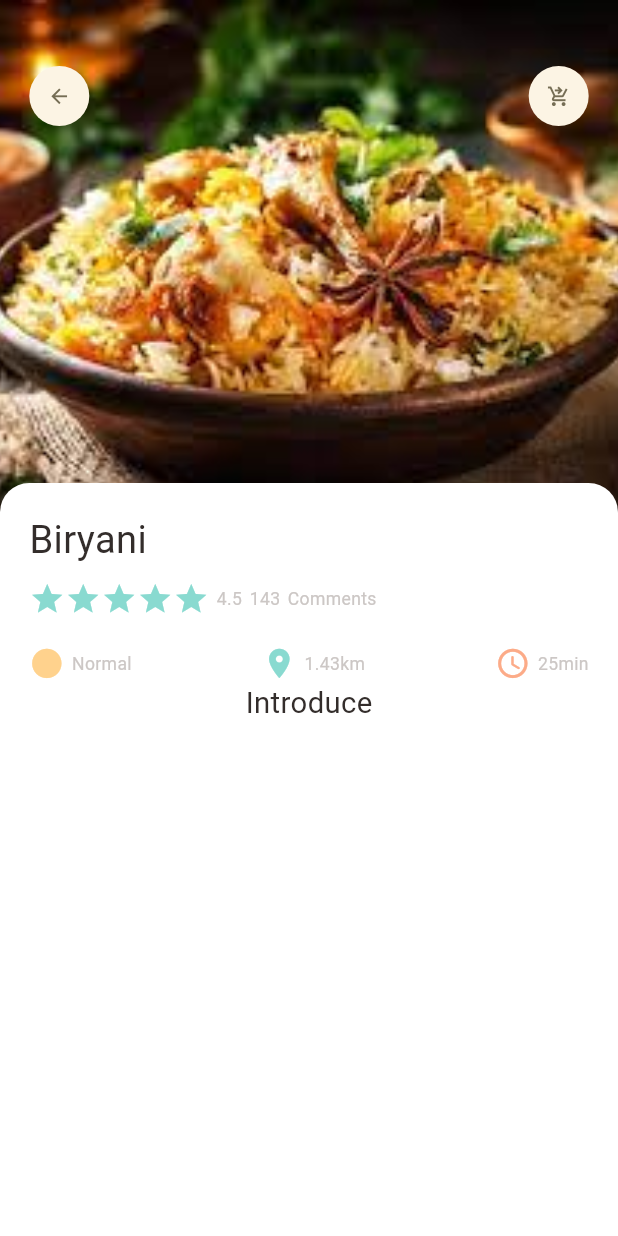
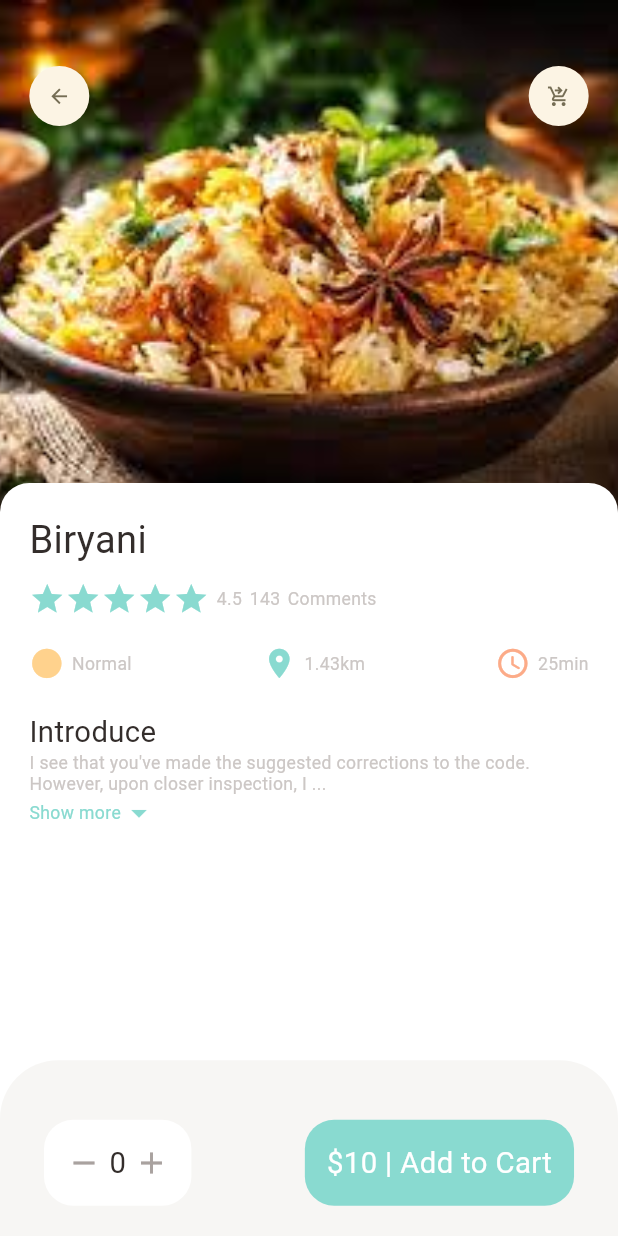
Before and after one commit to Sush308/food_delivery_app, a Flutter app: the screen it shows after launch, on a phone screen of 412 x 824 dp. Run offline on Flutter 3.47's test engine with Material 3 defaults, Android fonts, the phone set to English and light mode, and no system bars; our stand-ins replace dots_indicator, get.

Commit message:
expandable_text_widget.dart added...

```diff
--- a/lib/pages/food/popular_food_details.dart
+++ b/lib/pages/food/popular_food_details.dart
@@ -3,6 +3,7 @@ import 'package:flutter/material.dart';
 import 'package:food_delivery_app/utils/dimensions.dart';
 import 'package:food_delivery_app/widgets/app_column.dart';
 import 'package:food_delivery_app/widgets/app_icon.dart';
+import 'package:food_delivery_app/widgets/expandable_text_widget.dart';
 
 import '../../utils/colors.dart';
 import '../../widgets/big_text.dart';
@@ -14,9 +15,13 @@ class PopularFoodDetail extends StatelessWidget {
 
   @override
   Widget build(BuildContext context) {
+    print("Screen height " + MediaQuery.of(context).size.height.toString());
+    // print("Current height is " + MediaQuery.of(context).size.height.toString());
     return Scaffold(
+      backgroundColor: Colors.white,
       body: Stack(
         children: [
+          //background image
           Positioned(
               left: 0,
               right: 0,
@@ -30,6 +35,7 @@ class PopularFoodDetail extends StatelessWidget {
                   ),
                 ),
               )),
+          //icon widget
           Positioned(
               top: Dimensions.height45,
               left: Dimensions.width20,
@@ -41,30 +47,103 @@ class PopularFoodDetail extends StatelessWidget {
                   AppIcon(icon: Icons.shopping_cart_checkout_outlined),
                 ],
               )),
+          //introduction of food
           Positioned(
               left: 0,
               right: 0,
               top: Dimensions.popularFoodImgSize - 20,
               bottom: 0,
               child: Container(
-                padding: EdgeInsets.only(left: Dimensions.width20,
-                right: Dimensions.width20, top: Dimensions.height20),
+                  padding: EdgeInsets.only(
+                      left: Dimensions.width20,
+                      right: Dimensions.width20,
+                      top: Dimensions.height20),
                   decoration: BoxDecoration(
                     borderRadius: BorderRadius.only(
                       topRight: Radius.circular(Dimensions.radius20),
-                    topLeft:Radius.circular(Dimensions.radius20),
-
+                      topLeft: Radius.circular(Dimensions.radius20),
                     ),
                     color: Colors.white,
                   ),
-                  child:  Column(
+                  child: Column(
+                    crossAxisAlignment: CrossAxisAlignment.start,
                     children: [
-                      AppColumn(text: "Biryani",),
-                      BigText(text: "Introduce")
+                      AppColumn(
+                        text: "Biryani",
+                      ),
+                      SizedBox(
+                        height: Dimensions.height20,
+                      ),
+                      BigText(text: "Introduce"),
+                      //xpandableTextWidget(text: "Sushil")
+                      ExpandableTextWidget(text: "I see that you've made the suggested corrections to the code. However, upon closer inspection, I noticed that there is still a small issue. The calculation of secondHalf in the initState method has an off-by-one error.")
                     ],
+                  ))),
+        ],
+      ),
+      bottomNavigationBar: Container(
+        height: Dimensions.bottomHeightBar,
+        padding: EdgeInsets.only(
+            left: Dimensions.width30,
+            right: Dimensions.width30,
+            top: Dimensions.height20),
+        decoration: BoxDecoration(
+          borderRadius: BorderRadius.only(
+            topRight: Radius.circular(Dimensions.radius20 * 2),
+            topLeft: Radius.circular(Dimensions.radius20 * 2),
+          ),
+          color: AppColors.buttonBackgroundColor,
+        ),
+        child: Row(
+          mainAxisAlignment: MainAxisAlignment.spaceBetween,
+          children: [
+            Container(
+              padding: EdgeInsets.only(
+                  top: Dimensions.height15,
+                  bottom: Dimensions.height15,
+                  right: Dimensions.width15,
+                  left: Dimensions.width15),
+              decoration: BoxDecoration(
+                borderRadius: BorderRadius.circular(Dimensions.radius20),
+                color: Colors.white,
+              ),
+              child: Row(
+                children: [
+                  Icon(
+                    Icons.remove,
+                    color: AppColors.signColor,
+                  ),
+                  SizedBox(
+                    width: Dimensions.width10 / 2,
+                  ),
+                  BigText(text: "0"),
+                  SizedBox(
+                    width: Dimensions.width10 / 2,
+                  ),
+                  Icon(
+                    Icons.add,
+                    color: AppColors.signColor,
+                  ),
+                ],
+              ),
+            ),
+            Container(
+              padding: EdgeInsets.only(
+                  top: Dimensions.height15,
+                  bottom: Dimensions.height15,
+                  right: Dimensions.width15,
+                  left: Dimensions.width15),
+              child: BigText(
+                text: "\$10 | Add to Cart",
+                color: Colors.white,
+              ),
+              decoration: BoxDecoration(
+                borderRadius: BorderRadius.circular(Dimensions.radius20),
+                color: AppColors.mainColor,
+              ),
             )
-              ))
           ],
+        ),
       ),
     );
   }
--- a/lib/utils/dimensions.dart
+++ b/lib/utils/dimensions.dart
@@ -45,4 +45,7 @@ class Dimensions{
 
   //Popular food image
   static double popularFoodImgSize = screenHeight / 2.409795918367347;
+
+  // Bottom height
+  static double bottomHeightBar = screenHeight / 7.028571428571428;
   }
--- /dev/null
+++ b/lib/widgets/expandable_text_widget.dart
@@ -0,0 +1,71 @@
+import 'package:flutter/cupertino.dart';
+import 'package:flutter/material.dart';
+import 'package:food_delivery_app/utils/dimensions.dart';
+import 'package:food_delivery_app/widgets/small_text.dart';
+
+import '../utils/colors.dart';
+
+class ExpandableTextWidget extends StatefulWidget {
+  final String text;
+  const ExpandableTextWidget({super.key, required this.text});
+
+  @override
+  State<ExpandableTextWidget> createState() => _ExpandableTextWidgetState();
+}
+
+class _ExpandableTextWidgetState extends State<ExpandableTextWidget> {
+  late String firstHalf;
+  late String secondHalf;
+  bool hiddenText = true;
+  double textHeight = Dimensions.screenHeight / 8.434285714285714;
+
+  @override
+  void initState() {
+    super.initState();
+    if (widget.text.length > textHeight) {
+      firstHalf = widget.text.substring(0, textHeight.toInt());
+      secondHalf =
+          widget.text.substring(textHeight.toInt() + 1, widget.text.length);
+    } else {
+      firstHalf = widget.text;
+      secondHalf = "";
+    }
+  }
+
+  @override
+  Widget build(BuildContext context) {
+    return Container(
+      child: secondHalf.isEmpty
+          ? SmallText(text: firstHalf)
+          : Column(
+              children: [
+                SmallText(
+                    text: hiddenText
+                        ? (firstHalf + "...")
+                        : (firstHalf + secondHalf)),
+                InkWell(
+                  onTap: () {
+                    setState(() {
+                      hiddenText = !hiddenText;
+                    });
+                  },
+                  child: Row(
+                    children: [
+                      SmallText(
+                        text: hiddenText ? "Show more" : "Show less",
+                        color: AppColors.mainColor,
+                      ),
+                      Icon(
+                        hiddenText
+                            ? Icons.arrow_drop_down
+                            : Icons.arrow_drop_up,
+                        color: AppColors.mainColor,
+                      )
+                    ],
+                  ),
+                )
+              ],
+            ),
+    );
+  }
+}
```
Lines whose indentation alone changed are shown as unchanged.
